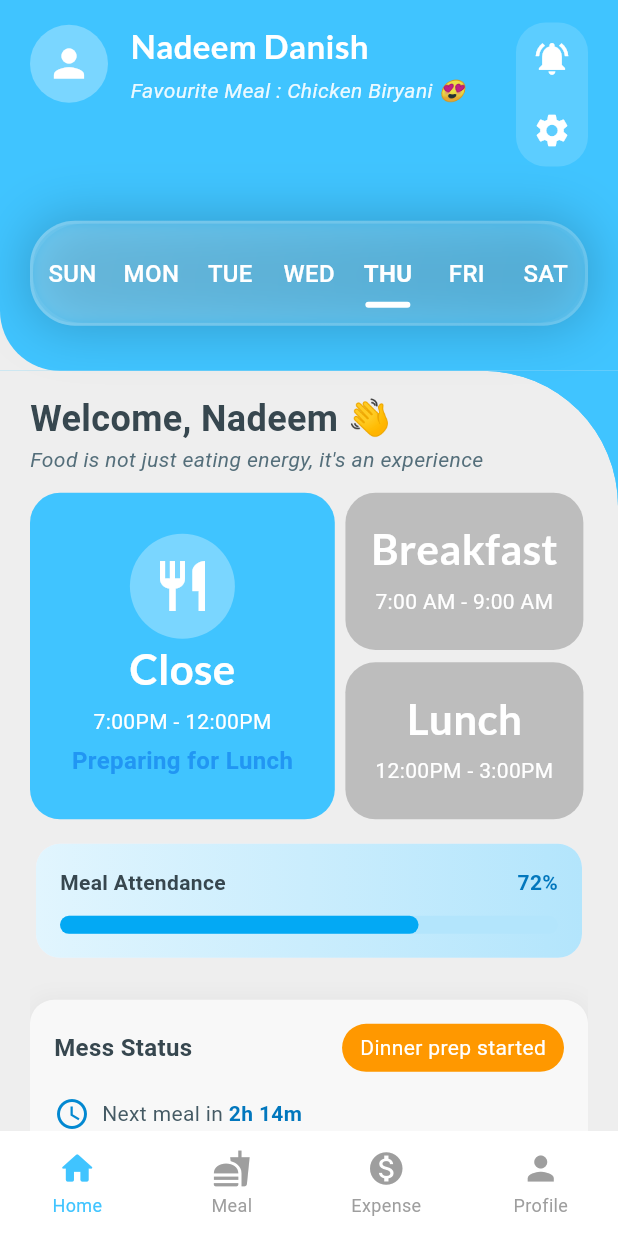
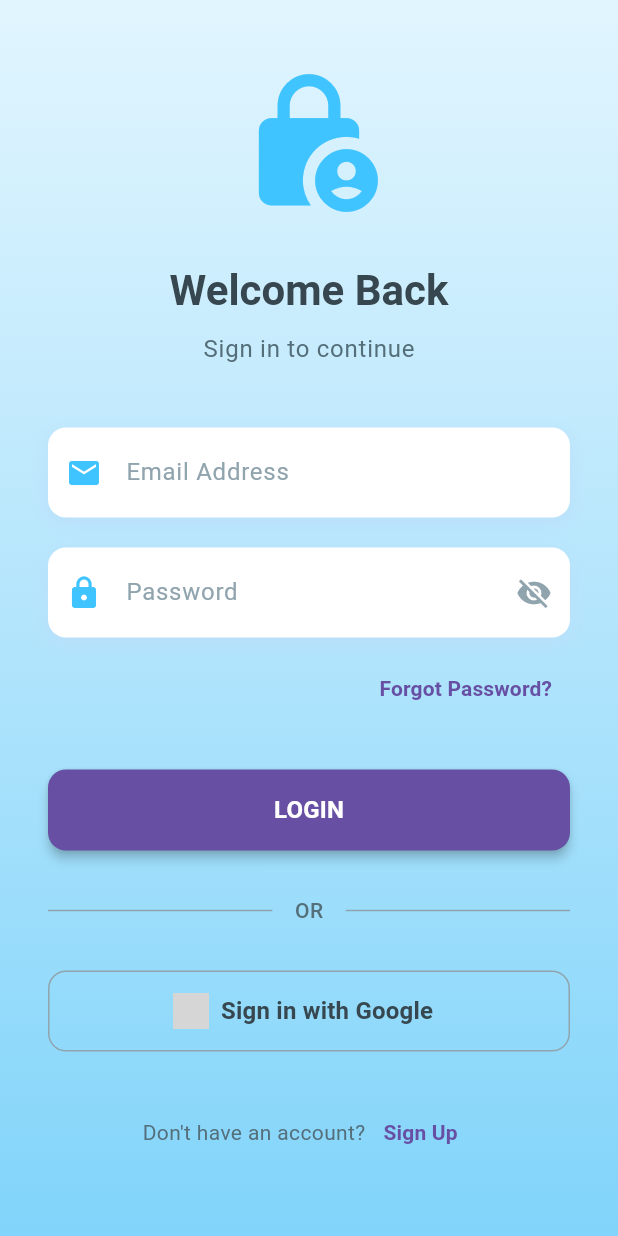
Before and after one commit to Danish9111/mess, a Flutter app: the screen it shows after launch, on a phone screen of 412 x 824 dp. Run offline on Flutter 3.47's test engine with Material 3 defaults, Android fonts, the phone set to English and light mode, and no system bars; drawn by our look-alikes of persistent_bottom_nav_bar; our stand-ins replace firebase_auth, firebase_core, flutter_rating_bar, flutter_riverpod, google_fonts, google_sign_in and 1 more; accounts and stored records are empty; grey boxes are pictures that could not be loaded.

Commit message:
Integrate Firebase authentication and Google sign-in functionality, update project dependencies, and refactor login screen UI

```diff
--- a/lib/main.dart
+++ b/lib/main.dart
@@ -2,9 +2,13 @@ import "package:flutter/material.dart";
 import 'screens/main_screen.dart';
 
 import 'package:flutter_riverpod/flutter_riverpod.dart'; // <-- Add this import
+import 'package:mess/screens/login.dart';
+import 'package:mess/screens/mealScreen.dart';
+import 'package:firebase_core/firebase_core.dart';
 
-void main() {
+void main() async {
   WidgetsFlutterBinding.ensureInitialized();
+  await Firebase.initializeApp();
 
   // <-- Wrap your app with ProviderScope
   runApp((ProviderScope(child: MessApp())));
@@ -15,14 +19,17 @@ class MessApp extends StatelessWidget {
 
   @override
   Widget build(BuildContext context) {
+    bool isLogedIn;
+    isLogedIn = true;
+
     return MaterialApp(
         debugShowCheckedModeBanner: false,
         title: 'MessMate',
-        initialRoute: '/',
+        initialRoute: isLogedIn ? '/' : '/login',
         routes: {
-          '/': (context) => MainScreen(),
-          // '/login':(context) => LoginScreen(),
-          // '/meal' : (context) => MealScreen(),
+          '/': (context) => LoginScreen(),
+          '/login': (context) => LoginScreen(),
+          '/meal': (context) => MealScreen(),
         });
   }
 }
--- a/lib/screens/dashboard_screen/dashboard_ui/model_bottom_sheet.dart
+++ b/lib/screens/dashboard_screen/dashboard_ui/model_bottom_sheet.dart
@@ -1,5 +1,4 @@
 import 'package:flutter/material.dart';
-import 'package:flutter/rendering.dart';
 import 'package:mess/extentions.dart';
 
 Widget buildModelBottomSheet(context, String randomMeal, String timing) {
--- /dev/null
+++ b/lib/screens/login.dart
@@ -0,0 +1,269 @@
+import 'package:flutter/material.dart';
+import 'package:firebase_auth/firebase_auth.dart';
+import 'package:google_sign_in/google_sign_in.dart';
+
+class LoginScreen extends StatefulWidget {
+  const LoginScreen({super.key});
+
+  @override
+  State<LoginScreen> createState() => _LoginScreenState();
+}
+
+class _LoginScreenState extends State<LoginScreen> {
+  final _emailController = TextEditingController();
+  final _passwordController = TextEditingController();
+  bool _isLoading = false;
+
+  Future<void> _signInWithGoogle() async {
+    setState(() => _isLoading = true);
+
+    try {
+      final GoogleSignInAccount? googleUser = await GoogleSignIn().signIn();
+      if (googleUser == null) return;
+
+      final GoogleSignInAuthentication googleAuth =
+          await googleUser.authentication;
+      final credential = GoogleAuthProvider.credential(
+        accessToken: googleAuth.accessToken,
+        idToken: googleAuth.idToken,
+      );
+
+      await FirebaseAuth.instance.signInWithCredential(credential);
+      // Navigate to home screen after successful login
+    } catch (e) {
+      ScaffoldMessenger.of(context).showSnackBar(
+        SnackBar(content: Text('Error: ${e.toString()}')),
+      );
+    } finally {
+      setState(() => _isLoading = false);
+    }
+  }
+
+  @override
+  Widget build(BuildContext context) {
+    return Scaffold(
+      body: Stack(
+        children: [
+          // Background Gradient
+          Container(
+            decoration: const BoxDecoration(
+              gradient: LinearGradient(
+                begin: Alignment.topCenter,
+                end: Alignment.bottomCenter,
+                colors: [
+                  Color(0xFFE1F5FE),
+                  Color(0xFFB3E5FC),
+                  Color(0xFF81D4FA),
+                ],
+              ),
+            ),
+          ),
+
+          // Content
+          Center(
+            child: SingleChildScrollView(
+              padding: const EdgeInsets.all(32),
+              child: Column(
+                mainAxisAlignment: MainAxisAlignment.center,
+                children: [
+                  // Logo
+                  const Icon(
+                    Icons.lock_person,
+                    size: 100,
+                    color: Colors.lightBlueAccent,
+                  ),
+                  const SizedBox(height: 30),
+
+                  // Title
+                  Text(
+                    'Welcome Back',
+                    style: Theme.of(context).textTheme.headlineMedium?.copyWith(
+                          fontWeight: FontWeight.bold,
+                          color: Colors.blueGrey.shade800,
+                        ),
+                  ),
+                  const SizedBox(height: 10),
+                  Text(
+                    'Sign in to continue',
+                    style: Theme.of(context).textTheme.bodyLarge?.copyWith(
+                          color: Colors.blueGrey.shade600,
+                        ),
+                  ),
+                  const SizedBox(height: 40),
+
+                  // Email Field
+                  _buildInputField(
+                    controller: _emailController,
+                    hint: 'Email Address',
+                    icon: Icons.email,
+                    isPassword: false,
+                  ),
+                  const SizedBox(height: 20),
+
+                  // Password Field
+                  _buildInputField(
+                    controller: _passwordController,
+                    hint: 'Password',
+                    icon: Icons.lock,
+                    isPassword: true,
+                  ),
+                  const SizedBox(height: 10),
+
+                  // Forgot Password
+                  Align(
+                    alignment: Alignment.centerRight,
+                    child: TextButton(
+                      onPressed: () {},
+                      child: Text(
+                        'Forgot Password?',
+                        style: TextStyle(
+                          color: Theme.of(context).colorScheme.primary,
+                          fontWeight: FontWeight.w600,
+                        ),
+                      ),
+                    ),
+                  ),
+                  const SizedBox(height: 30),
+
+                  // Login Button
+                  SizedBox(
+                    width: double.infinity,
+                    height: 54,
+                    child: ElevatedButton(
+                      onPressed: () {},
+                      style: ElevatedButton.styleFrom(
+                        backgroundColor: Theme.of(context).colorScheme.primary,
+                        shape: RoundedRectangleBorder(
+                          borderRadius: BorderRadius.circular(12),
+                        ),
+                        elevation: 3,
+                      ),
+                      child: _isLoading
+                          ? const CircularProgressIndicator(color: Colors.white)
+                          : Text(
+                              'LOGIN',
+                              style: Theme.of(context)
+                                  .textTheme
+                                  .titleMedium
+                                  ?.copyWith(
+                                    color: Colors.white,
+                                    fontWeight: FontWeight.bold,
+                                  ),
+                            ),
+                    ),
+                  ),
+                  const SizedBox(height: 30),
+
+                  // Divider
+                  Row(
+                    children: [
+                      Expanded(child: Divider(color: Colors.blueGrey.shade300)),
+                      Padding(
+                        padding: const EdgeInsets.symmetric(horizontal: 15),
+                        child: Text(
+                          'OR',
+                          style: TextStyle(
+                            color: Colors.blueGrey.shade600,
+                            fontWeight: FontWeight.w500,
+                          ),
+                        ),
+                      ),
+                      Expanded(child: Divider(color: Colors.blueGrey.shade300)),
+                    ],
+                  ),
+                  const SizedBox(height: 30),
+
+                  // Google Sign-In Button
+                  SizedBox(
+                    width: double.infinity,
+                    height: 54,
+                    child: OutlinedButton.icon(
+                      onPressed: _signInWithGoogle,
+                      icon: Image.asset('assets/google.png', height: 24),
+                      label: Text(
+                        'Sign in with Google',
+                        style:
+                            Theme.of(context).textTheme.titleMedium?.copyWith(
+                                  color: Colors.blueGrey.shade800,
+                                  fontWeight: FontWeight.w600,
+                                ),
+                      ),
+                      style: OutlinedButton.styleFrom(
+                        side: BorderSide(color: Colors.blueGrey.shade300),
+                        shape: RoundedRectangleBorder(
+                          borderRadius: BorderRadius.circular(12),
+                        ),
+                      ),
+                    ),
+                  ),
+                  const SizedBox(height: 30),
+
+                  // Sign Up
+                  Row(
+                    mainAxisAlignment: MainAxisAlignment.center,
+                    children: [
+                      Text(
+                        "Don't have an account?",
+                        style: TextStyle(color: Colors.blueGrey.shade600),
+                      ),
+                      TextButton(
+                        onPressed: () {},
+                        child: Text(
+                          'Sign Up',
+                          style: TextStyle(
+                            color: Theme.of(context).colorScheme.primary,
+                            fontWeight: FontWeight.bold,
+                          ),
+                        ),
+                      ),
+                    ],
+                  ),
+                ],
+              ),
+            ),
+          ),
+        ],
+      ),
+    );
+  }
+
+  Widget _buildInputField({
+    required TextEditingController controller,
+    required String hint,
+    required IconData icon,
+    bool isPassword = false,
+  }) {
+    return Container(
+      decoration: BoxDecoration(
+        color: Colors.white,
+        borderRadius: BorderRadius.circular(12),
+        boxShadow: [
+          BoxShadow(
+            color: Colors.blue.shade100,
+            blurRadius: 10,
+            offset: const Offset(0, 4),
+          )
+        ],
+      ),
+      child: TextField(
+        controller: controller,
+        obscureText: isPassword,
+        style: TextStyle(color: Colors.blueGrey.shade800),
+        decoration: InputDecoration(
+          hintText: hint,
+          hintStyle: TextStyle(color: Colors.blueGrey.shade300),
+          prefixIcon: Icon(icon, color: Colors.lightBlueAccent),
+          border: InputBorder.none,
+          contentPadding: const EdgeInsets.symmetric(vertical: 18),
+          suffixIcon: isPassword
+              ? IconButton(
+                  icon: Icon(Icons.visibility_off,
+                      color: Colors.blueGrey.shade300),
+                  onPressed: () {},
+                )
+              : null,
+        ),
+      ),
+    );
+  }
+}
--- a/lib/screens/meal_screen/main_meal.dart
+++ b/lib/screens/meal_screen/main_meal.dart
@@ -3,6 +3,8 @@ import 'dart:ui';
 import 'package:mess/extentions.dart';
 
 class MealScreen extends StatefulWidget {
+  const MealScreen({super.key});
+
   @override
   State<MealScreen> createState() => _MealScreenState();
 }
--- a/lib/screens/profile_screen/profile_screen.dart
+++ b/lib/screens/profile_screen/profile_screen.dart
@@ -8,6 +8,8 @@ import 'package:mess/screens/profile_screen/ui/buildWalletSection.dart';
 import 'package:mess/screens/profile_screen/ui/buildFeedback.dart';
 
 class ProfileScreen extends StatelessWidget {
+  const ProfileScreen({super.key});
+
   @override
   Widget build(BuildContext context) {
     return Scaffold(
--- a/pubspec.yaml
+++ b/pubspec.yaml
@@ -21,6 +21,9 @@ dependencies:
   iconsax:
   lottie:
   flutter_rating_bar: ^4.0.1
+  firebase_core: ^2.24.0
+  firebase_auth: ^4.12.0
+  google_sign_in: ^6.1.5
 
 
   # The following adds the Cupertino Icons font to your application.
```
Also changed, not shown: pubspec.lock, 6 other files.
